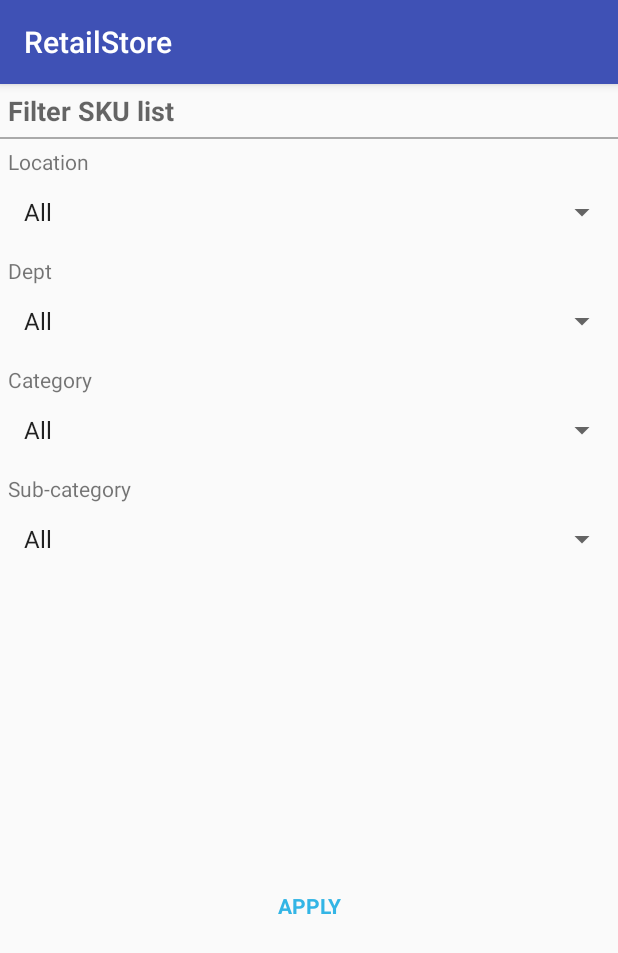
After one commit to venkat-kamuju/CodeTest, an Android app: the fragment SkuResultsFilterFragment shown on its own in the app's theme, on a phone screen of 412 x 824 dp. The commit adds this screen. Shown: the top 953 px of the screen. Run offline under Robolectric (Android 15) with nearby library versions, the phone set to English and light mode, and no system bars; 6 statements that could not run were skipped.

Commit message:
Android App support to filter SKU list
Android App support to filter SKU list

```diff
--- /dev/null
+++ b/AndroidApp/RetailStore/app/src/main/java/com/inmar/retailstore/SkuResultsFilterFragment.java
@@ -0,0 +1,502 @@
+package com.inmar.retailstore;
+
+import android.app.Dialog;
+import android.app.DialogFragment;
+import android.content.Context;
+import android.os.AsyncTask;
+import android.os.Bundle;
+import android.support.annotation.NonNull;
+import android.support.annotation.Nullable;
+import android.util.Log;
+import android.view.LayoutInflater;
+import android.view.View;
+import android.view.ViewGroup;
+import android.widget.AdapterView;
+import android.widget.ArrayAdapter;
+import android.widget.Button;
+import android.widget.Spinner;
+
+import com.inmar.retailstore.common.Constants;
+import com.inmar.retailstore.common.Util;
+import com.inmar.retailstore.model.Metadata;
+
+import org.json.JSONArray;
+import org.json.JSONException;
+import org.json.JSONObject;
+
+import java.util.ArrayList;
+import java.util.HashMap;
+import java.util.List;
+import java.util.Map;
+
+/**
+ * Show filters for locations, departments, categories and sub-categories.
+ * And filter the SKU results for the selected options.
+ */
+public class SkuResultsFilterFragment extends DialogFragment{
+
+    public static final String TAG = SkuResultsFilterFragment.class.getSimpleName();
+
+    private static final Integer FILTER_ALL_KEY = -1;
+    private static final String FILTER_ALL_VALUE = "All";
+
+    private Spinner mSpLocations, mSpDept, mSpCategory, mSpSubCategory;
+    private Button mBtnSave;
+
+    //Adapters to help in populating the lists and to shortlist items on selection
+    private ArrayAdapter<String> mLocationAdapter, mDeptAdapter,
+            mCategoryAdapter, mSubCategoryAdapter;
+
+    //Container member to maintain location, departments, category and sub-category lists.
+    private Map<Integer, String> mLocationsMap = null;
+    private List<Metadata> mMetadataList = null;
+    private List<String> mLocationList = new ArrayList<>();
+    private List<String> mDeptList = new ArrayList<>();
+    private List<String> mCategoryList = new ArrayList<>();
+    private List<String> mSubCategoryList = new ArrayList<>();
+
+    //Listener to return the selected filters to main activity
+    private OnSkuFilterListener mListener;
+
+    //Empty constructor
+    public SkuResultsFilterFragment() {}
+
+    @Nullable
+    @Override
+    public View onCreateView(@NonNull LayoutInflater inflater, @Nullable ViewGroup container,
+                             @Nullable Bundle savedInstanceState) {
+
+        Log.i(TAG, "onCreateView");
+
+        View view = inflater.inflate(R.layout.dialog_filter_by_metada, container);
+
+        //Hold the references of UI controls
+        mSpLocations = view.findViewById(R.id.sp_location);
+        mSpDept = view.findViewById(R.id.sp_dept);
+        mSpCategory = view.findViewById(R.id.sp_category);
+        mSpSubCategory = view.findViewById(R.id.sp_sub_category);
+        mBtnSave = view.findViewById(R.id.btn_save);
+
+        //Setup adapters
+        mLocationAdapter = new ArrayAdapter<>(getActivity(), android.R.layout.simple_list_item_1,
+                mLocationList);
+        mSpLocations.setAdapter(mLocationAdapter);
+
+        mDeptAdapter = new ArrayAdapter<>(getActivity(), android.R.layout.simple_list_item_1,
+                mDeptList);
+        mSpDept.setAdapter(mDeptAdapter);
+        mSpDept.setOnItemSelectedListener(onDeptSelectedListener);
+
+        mCategoryAdapter = new ArrayAdapter<>(getActivity(), android.R.layout.simple_list_item_1,
+                mCategoryList);
+        mSpCategory.setAdapter(mCategoryAdapter);
+        mSpCategory.setOnItemSelectedListener(onCategorySelectedListener);
+
+        mSubCategoryAdapter = new ArrayAdapter<>(getActivity(), android.R.layout.simple_list_item_1,
+                mSubCategoryList);
+        mSpSubCategory.setAdapter(mSubCategoryAdapter);
+
+        mBtnSave.setOnClickListener(onSaveListener);
+
+        return view;
+    }
+
+    @Override
+    public void onAttach(Context context) {
+        super.onAttach(context);
+        Log.i(TAG, "onAttach");
+        if (context instanceof OnSkuFilterListener) {
+            mListener = (OnSkuFilterListener) context;
+        }
+        new RestTask().execute();
+    }
+
+    @Override
+    public void onDetach() {
+        super.onDetach();
+        mListener = null;
+    }
+
+    public interface OnSkuFilterListener {
+        void onSkuFilter(String url);
+    }
+
+    /**
+     * Listener for Department selection.
+     * Different list of categories and sub-categories populated for selected department.
+     */
+    private AdapterView.OnItemSelectedListener onDeptSelectedListener
+            = new AdapterView.OnItemSelectedListener() {
+
+        @Override
+        public void onItemSelected(AdapterView<?> parent, View view, int position, long id) {
+            String selectedItem = parent.getItemAtPosition(position).toString();
+            populateCategoryForDept(selectedItem);
+        }
+
+        @Override
+        public void onNothingSelected(AdapterView<?> arg0) {
+            //do nothing
+        }
+
+    };
+
+    /**
+     * Listener for Category selection.
+     * Different list of Sub-categories populated for selected category.
+     */
+    private AdapterView.OnItemSelectedListener onCategorySelectedListener
+            = new AdapterView.OnItemSelectedListener() {
+
+        @Override
+        public void onItemSelected(AdapterView<?> parent, View view, int position, long id) {
+            String selectedItem = parent.getItemAtPosition(position).toString();
+            populateSubCategoryForCategory(selectedItem);
+        }
+
+        @Override
+        public void onNothingSelected(AdapterView<?> arg0) {
+            //do nothing
+        }
+
+    };
+
+    /**
+     * Extended class to run Asynchronous task to fetch locations and metadata
+     */
+    class RestTask extends AsyncTask<Void, Void, Boolean> {
+
+        @Override
+        protected Boolean doInBackground(Void... voids) {
+
+            //Get locations from REST API
+            String url_locations = "http://192.168.43.45/retail_store/v1/get_locations";
+
+            String responseLocations = Util.getServerData(url_locations);
+
+            mLocationsMap = parseLocations(responseLocations);
+            Log.i(TAG, "Locations count:" + mLocationsMap.size());
+
+            //Get metadata from REST API
+            String url_metadata = "http://192.168.43.45/retail_store/v1/get_metadata";
+
+            String responseMetadata = Util.getServerData(url_metadata);
+
+            mMetadataList = parseMetadata(responseMetadata);
+
+            Log.i(TAG, "Metadata count:" + mMetadataList.size());
+
+            return true;
+        };
+
+        @Override
+        protected void onPostExecute(Boolean value) {
+            super.onPostExecute(value);
+
+            mLocationList.add(FILTER_ALL_VALUE);
+            for (String location : mLocationsMap.values()) {
+                if (location != null && !mLocationList.contains(location)) {
+                    mLocationList.add(location);
+                    Log.i(TAG, "Location:" + location);
+                }
+            }
+            mLocationAdapter.notifyDataSetChanged();
+
+            mDeptList.add(FILTER_ALL_VALUE);
+            for (int i=0; i < mMetadataList.size(); i++) {
+                String deptName = mMetadataList.get(i).deptName;
+                if (deptName != null && !mDeptList.contains(deptName)) {
+                    mDeptList.add(deptName);
+                    Log.i(TAG, "Dept:" + deptName);
+                }
+            }
+            mDeptAdapter.notifyDataSetChanged();
+            mSpDept.setSelection(0);
+        }
+    }
+
+    /**
+     * Parse Metadata from JSON to Java members.
+     * @param jString
+     * @return
+     */
+    private List<Metadata> parseMetadata(String jString){
+
+        Log.i(TAG, "parseMetaData");
+
+        if(jString == null || jString.isEmpty()) {
+            Log.e(TAG, "Invalid input");
+            return null;
+        }
+
+        List<Metadata> metadataList = new ArrayList<Metadata>();
+        try {
+            JSONObject jObj = new JSONObject(jString);
+            if (jObj == null || jObj.length() == 0) {
+                return null;
+            }
+
+            String resultCode = jObj.getString(Constants.JSON_KEY_RESULT);
+            if (resultCode != null && !resultCode.isEmpty()) {
+                Log.i(TAG, "ResultCode:" + resultCode);
+            }
+
+            JSONArray items = jObj.getJSONArray(Constants.JSON_KEY_METADATA);
+            if (items == null && items.length() == 0) {
+                Log.i(TAG, "Metadata list is empty");
+                return null;
+            }
+
+            Log.i(TAG, "Metdata items:" + items.length());
+
+            for (int i = 0; i < items.length(); i++) {
+
+                String deptId = items.getJSONObject(i).getString(Constants.JSON_KEY_DEPT_ID);
+                String deptName = items.getJSONObject(i).getString(Constants.JSON_KEY_DEPT_NAME);
+
+                String categoryId = items.getJSONObject(i).getString(Constants.JSON_KEY_CATEGORY_ID);
+                String categoryName = items.getJSONObject(i).getString(Constants.JSON_KEY_CATEGORY_NAME);
+
+                String subCategoryId = items.getJSONObject(i).getString(Constants.JSON_KEY_SUB_CATEGORY_ID);
+                String subCategoryName = items.getJSONObject(i).getString(Constants.JSON_KEY_SUB_CATEGORY_NAME);
+
+                Metadata metadata = new Metadata(deptId, deptName, categoryId, categoryName,
+                        subCategoryId, subCategoryName);
+                metadataList.add(metadata);
+            }
+
+        } catch (JSONException e) {
+            Log.e("CatalogClient", "unexpected JSON exception", e);
+        }
+
+        Log.i(TAG, "parseMetaData: Metadata count:" + metadataList.size());
+
+        return metadataList ;
+    }
+
+    /**
+     * Parse Location list from JSON to Java Map.
+     * @param jString
+     * @return
+     */
+    private Map<Integer, String> parseLocations(String jString){
+
+        Log.i(TAG, "parseLocationData");
+
+        if(jString == null || jString.isEmpty()) {
+            Log.e(TAG, "Invalid input");
+            return null;
+        }
+
+        Map<Integer, String> mapLocations = new HashMap<>();
+        mapLocations.put(FILTER_ALL_KEY, FILTER_ALL_VALUE);
+
+        try {
+            JSONObject jObj = new JSONObject(jString);
+            if (jObj == null || jObj.length() == 0) {
+                return null;
+            }
+
+            String resultCode = jObj.getString(Constants.JSON_KEY_RESULT);
+            if (resultCode != null && !resultCode.isEmpty()) {
+                Log.i(TAG, "ResultCode:" + resultCode);
+            }
+
+            JSONArray items = jObj.getJSONArray(Constants.JSON_KEY_LOCATION);
+            if (items == null && items.length() == 0) {
+                Log.i(TAG, "Location list is empty");
+                return null;
+            }
+
+            Log.i(TAG, "Location items:" + items.length());
+
+            for (int i = 0; i < items.length(); i++) {
+
+                String locationId = items.getJSONObject(i).getString(Constants.JSON_KEY_LOCATION_ID);
+                String locationName = items.getJSONObject(i).getString(Constants.JSON_KEY_LOCATION_NAME);
+
+                Log.i(TAG, "Location adding to map:" + "id:" + locationId + ", name: " + locationName);
+
+                mapLocations.put(Integer.parseInt(locationId), locationName);
+            }
+
+        } catch (JSONException e) {
+            Log.e("CatalogClient", "unexpected JSON exception", e);
+        }
+
+        Log.i(TAG, "parseLocationData: location count:" + mapLocations.size());
+
+        return mapLocations;
+    }
+
+    /**
+     * Populate category list for selected department
+     * @param dept
+     */
+    private void populateCategoryForDept(String dept) {
+
+        if (dept == null) {
+            dept = mSpDept.getSelectedItem().toString();
+        }
+
+        mCategoryList.clear();
+        mCategoryList.add(FILTER_ALL_VALUE);//FILTER_ALL_KEY,
+
+        for (int i=0; i < mMetadataList.size(); i++) {
+            Metadata metadata = mMetadataList.get(i);
+            if (dept.equals(FILTER_ALL_VALUE) ||
+                    (metadata.deptName.equals(dept)
+                            && !mCategoryList.contains(metadata.categoryName))) {
+                mCategoryList.add(metadata.categoryName);
+                Log.i(TAG, "CategoryName:" + metadata.categoryName);
+            }
+        }
+        mCategoryAdapter.notifyDataSetChanged();
+        mSpCategory.setSelection(0);
+
+        populateSubCategoryForCategory(null);
+    }
+
+    /**
+     * Populate sub-category list for selected category
+     * @param category
+     */
+    private void populateSubCategoryForCategory(String category) {
+
+        if (category == null) {
+            category = mSpCategory.getSelectedItem().toString();
+        }
+
+        mSubCategoryList.clear();
+        mSubCategoryList.add(FILTER_ALL_VALUE);
+        for (int i=0; i < mMetadataList.size(); i++) {
+            Metadata metadata = mMetadataList.get(i);
+            if (category.equals(FILTER_ALL_VALUE) ||
+                    (metadata.categoryName.equals(category)
+                            && !mSubCategoryList.contains(metadata.subCategoryName))) {
+                mSubCategoryList.add(metadata.subCategoryName);
+                Log.i(TAG, "SubCategoryName:" + metadata.subCategoryName);
+            }
+        }
+        mSubCategoryAdapter.notifyDataSetChanged();
+
+    }
+
+    /**
+     * Return Location Id for the given Location name
+     * @param name
+     * @return
+     */
+    private int getLocationIdByName(String name) {
+
+        int key = -1;
+
+        if (name == null || name.equals(FILTER_ALL_VALUE)) {
+            return key;
+        }
+
+        if (mLocationsMap == null || mLocationsMap.isEmpty() || name == null || name.isEmpty()) {
+            Log.e(TAG, "Invalid input");
+            return key;
+        }
+
+        for(Map.Entry entry: mLocationsMap.entrySet()){
+            if(name.equals(entry.getValue())){
+                key = (int) entry.getKey();
+                break;
+            }
+        }
+        return key;
+    }
+
+    /**
+     * Return Sub-category Id for the given dept, category and sub-category
+     * @param dept
+     * @param category
+     * @param subCategory
+     * @return
+     */
+    private Metadata getMetadata(String dept, String category, String subCategory) {
+
+        Metadata filteredMetadata = new Metadata(FILTER_ALL_KEY, FILTER_ALL_KEY, FILTER_ALL_KEY);
+
+        for (int i = 0; i < mMetadataList.size(); i++) {
+
+            Metadata metadata = mMetadataList.get(i);
+
+            if (!dept.equals(FILTER_ALL_VALUE) && metadata.deptName.equals(dept)) {
+                filteredMetadata.deptId = metadata.deptId;
+            }
+
+            if (!category.equals(FILTER_ALL_VALUE) && metadata.categoryName.equals(category)) {
+                filteredMetadata.categoryId = metadata.categoryId;
+            }
+
+            if (!subCategory.equals(FILTER_ALL_VALUE) && metadata.subCategoryName.equals(subCategory)) {
+                filteredMetadata.subCategoryId = metadata.subCategoryId;
+            }
+
+        }
+        return filteredMetadata;
+    }
+
+    /**
+     * Return URL encoded parameter string for the supplied arguments.
+     * @param locationId
+     * @param metadata
+     * @return
+     */
+    private String getParamString(int locationId, Metadata metadata) {
+        Map<String, String> paramMap = new HashMap<>();
+
+        if (locationId != FILTER_ALL_KEY) {
+            paramMap.put(Constants.JSON_KEY_LOCATION_ID, Integer.toString(locationId));
+        }
+
+        if (metadata != null) {
+            if (metadata.deptId != FILTER_ALL_KEY) {
+                paramMap.put(Constants.JSON_KEY_DEPT_ID, Integer.toString(metadata.deptId));
+            }
+            if (metadata.categoryId != FILTER_ALL_KEY) {
+                paramMap.put(Constants.JSON_KEY_CATEGORY_ID, Integer.toString(metadata.categoryId));
+            }
+            if (metadata.subCategoryId != FILTER_ALL_KEY) {
+                paramMap.put(Constants.JSON_KEY_SUB_CATEGORY_ID, Integer.toString(metadata.subCategoryId));
+            }
+        }
+
+        String paramString = Util.getQueryStringForParameters(paramMap);
+        if (paramString != null && !paramString.isEmpty()) {
+            paramString = "?" + paramString;
+        }
+        return paramString;
+    }
+
+    /**
+     * Listener for Save button.
+     * SKU info is posted to Server through REST API on tapping Save button
+     */
+    private View.OnClickListener onSaveListener = new View.OnClickListener() {
+        @Override
+        public void onClick(View v) {
+
+            //Read selected location, department, category and sub-category
+            String location = mSpLocations.getSelectedItem().toString();
+            String dept = mSpDept.getSelectedItem().toString();
+            String category = mSpCategory.getSelectedItem().toString();
+            String subCategory = mSpSubCategory.getSelectedItem().toString();
+
+            //Get Location ID and Sub category ID for the selected ones
+            int locationId = getLocationIdByName(location);
+            Metadata metadata = getMetadata(dept, category, subCategory);
+
+            //Prepare an URL encoded string for params
+            String urlParamString = getParamString(locationId, metadata);
+
+            if (mListener != null) {
+                mListener.onSkuFilter(urlParamString);
+            }
+            dismiss();
+        }
+    };
+}
--- a/AndroidApp/RetailStore/app/src/main/java/com/inmar/retailstore/model/Metadata.java
+++ b/AndroidApp/RetailStore/app/src/main/java/com/inmar/retailstore/model/Metadata.java
@@ -20,6 +20,12 @@ public class Metadata {
     public int subCategoryId;
 
     public String subCategoryName;
+
+    public Metadata(int deptId, int categoryId, int subCategoryId) {
+        this.deptId = deptId;
+        this.categoryId = categoryId;
+        this.subCategoryId = subCategoryId;
+    }
 
     public Metadata(String deptId, String deptName, String categoryId, String categoryName,
                     String subCategoryId, String subCategoryName) {
--- /dev/null
+++ b/AndroidApp/RetailStore/app/src/main/res/layout/dialog_filter_by_metada.xml
@@ -0,0 +1,109 @@
+<?xml version="1.0" encoding="utf-8"?>
+<android.support.constraint.ConstraintLayout xmlns:android="http://schemas.android.com/apk/res/android"
+    xmlns:app="http://schemas.android.com/apk/res-auto"
+    android:layout_width="match_parent"
+    android:layout_height="match_parent">
+
+    <!-- Dialog Title -->
+    <TextView
+        android:id="@+id/tv_title"
+        android:layout_width="match_parent"
+        android:layout_height="wrap_content"
+        android:layout_margin="5dp"
+        android:text="@string/filter_sku_list"
+        android:textAppearance="@style/TextAppearance.AppCompat.Medium"
+        android:textStyle="bold"
+        app:layout_constraintStart_toStartOf="parent"
+        app:layout_constraintTop_toTopOf="parent"/>
+
+    <View
+        android:id="@+id/divider"
+        android:layout_width="match_parent"
+        android:layout_height="1dp"
+        android:layout_marginTop="5dp"
+        android:layout_marginBottom="5dp"
+        android:background="@android:color/darker_gray"
+        app:layout_constraintStart_toStartOf="parent"
+        app:layout_constraintTop_toBottomOf="@id/tv_title" />
+
+    <!-- Location -->
+    <TextView
+        android:id="@+id/tv_location"
+        android:layout_width="match_parent"
+        android:layout_height="wrap_content"
+        android:layout_margin="5dp"
+        android:text="@string/location"
+        app:layout_constraintStart_toStartOf="parent"
+        app:layout_constraintTop_toBottomOf="@id/divider"/>
+
+    <Spinner
+        android:id="@+id/sp_location"
+        android:layout_width="match_parent"
+        android:layout_height="wrap_content"
+        app:layout_constraintStart_toStartOf="parent"
+        app:layout_constraintTop_toBottomOf="@id/tv_location"/>
+
+    <!-- Department -->
+    <TextView
+        android:id="@+id/tv_dept"
+        android:layout_width="match_parent"
+        android:layout_height="wrap_content"
+        android:layout_margin="5dp"
+        android:text="@string/dept"
+        app:layout_constraintStart_toStartOf="parent"
+        app:layout_constraintTop_toBottomOf="@id/sp_location"/>
+
+    <Spinner
+        android:id="@+id/sp_dept"
+        android:layout_width="match_parent"
+        android:layout_height="wrap_content"
+        app:layout_constraintTop_toBottomOf="@id/tv_dept"/>
+
+    <!-- Category -->
+    <TextView
+        android:id="@+id/tv_category"
+        android:layout_width="match_parent"
+        android:layout_height="wrap_content"
+        android:layout_margin="5dp"
+        android:text="@string/category"
+        app:layout_constraintStart_toStartOf="parent"
+        app:layout_constraintTop_toBottomOf="@id/sp_dept"/>
+
+    <Spinner
+        android:id="@+id/sp_category"
+        android:layout_width="match_parent"
+        android:layout_height="wrap_content"
+        app:layout_constraintTop_toBottomOf="@id/tv_category"/>
+
+    <!-- Sub Category -->
+    <TextView
+        android:id="@+id/tv_sub_category"
+        android:layout_width="match_parent"
+        android:layout_height="wrap_content"
+        android:layout_margin="5dp"
+        android:text="@string/sub_category"
+        app:layout_constraintStart_toStartOf="parent"
+        app:layout_constraintTop_toBottomOf="@id/sp_category"/>
+
+    <Spinner
+        android:id="@+id/sp_sub_category"
+        android:layout_width="match_parent"
+        android:layout_height="wrap_content"
+        app:layout_constraintTop_toBottomOf="@id/tv_sub_category"/>
+
+    <!-- Filter button -->
+    <Button
+        android:id="@+id/btn_save"
+        android:layout_width="match_parent"
+        android:layout_height="wrap_content"
+        android:layout_margin="5dp"
+        android:textAllCaps="true"
+        android:textStyle="bold"
+        android:textColor="@android:color/holo_blue_light"
+        style="?buttonBarStyle"
+        app:layout_constraintEnd_toEndOf="parent"
+        app:layout_constraintBottom_toBottomOf="parent"
+        app:layout_constraintTop_toBottomOf="@id/sp_sub_category"
+        android:text="@string/apply"/>
+
+</android.support.constraint.ConstraintLayout>
--- a/AndroidApp/RetailStore/app/src/main/res/menu/menu_main.xml
+++ b/AndroidApp/RetailStore/app/src/main/res/menu/menu_main.xml
@@ -3,8 +3,8 @@
     xmlns:tools="http://schemas.android.com/tools"
     tools:context="com.inmar.retailstore.MainActivity">
     <item
-        android:id="@+id/action_settings"
+        android:id="@+id/action_filter_results"
         android:orderInCategory="100"
-        android:title="@string/action_settings"
+        android:title="@string/action_filter_results"
         app:showAsAction="never" />
 </menu>
--- a/AndroidApp/RetailStore/app/src/main/res/values/strings.xml
+++ b/AndroidApp/RetailStore/app/src/main/res/values/strings.xml
@@ -1,8 +1,10 @@
 <resources>
     <string name="app_name">RetailStore</string>
     <string name="action_settings">Settings</string>
+    <string name="action_filter_results">Filter Results</string>
     <string name="activity_title">Inmar Retail</string>
     <string name="loading">Loading...</string>
+    <string name="no_sku_found">No SKU found</string>
     <string name="sku">SKU</string>
     <string name="sku_desc">SKU Description</string>
     <string name="location">Location</string>
@@ -22,4 +24,11 @@
     <string name="delete_sku">Confirm delete</string>
     <string name="delete_sku_message">Do you want to delete SKU [%1$s]?</string>
     <string name="sku_deleted">SKU deleted</string>
+    <string name="filter_results">Filter results</string>
+    <string name="filter_sku_list">Filter SKU list</string>
+    <string name="filter">Filter</string>
+    <string name="apply">Apply</string>
+
+    <!-- TODO: Remove or change this placeholder text -->
+    <string name="hello_blank_fragment">Hello blank fragment</string>
 </resources>
```
Also changed, not shown: AndroidApp/RetailStore/app/src/main/java/com/inmar/retailstore/MainActivity.java (+56 -14 lines).
